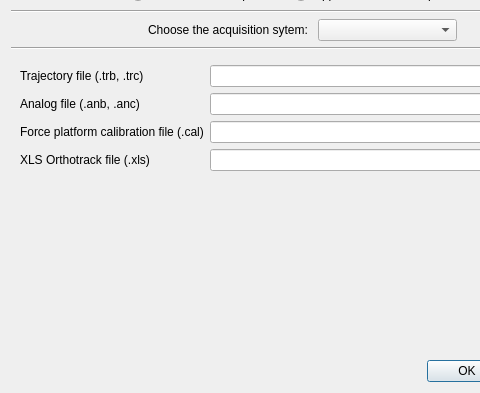
Above: Tools/Mokka/ImportAssistantDialog.ui from Biomechanical-ToolKit/BTKCore before the change; both pictures show x 0 to 480 and y 96 to 489 of the 604 by 489 pixel window. Below: the same form after it.
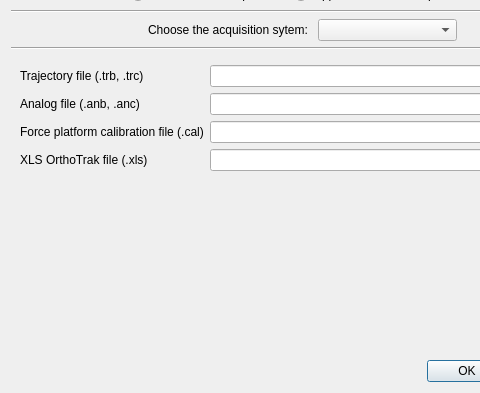
That is the form after the change. The open tabs and pages were chosen to show the change. Icons and pictures are not drawn.

Commit message: [FIX] The software developed by Motion Analysis Corp. is named OrthoTrak and not Orthotrack.

Patch:
```diff
--- a/Tools/Mokka/ImportAssistantDialog.ui
+++ b/Tools/Mokka/ImportAssistantDialog.ui
@@ -297,7 +297,7 @@
        <item row="3" column="0">
         <widget class="QLabel" name="motionOrthotrackLabel">
          <property name="text">
-          <string>XLS Orthotrack file (.xls)</string>
+          <string>XLS OrthoTrak file (.xls)</string>
          </property>
         </widget>
        </item>
```
Left out of the diff: 6 changed lines with no effect on the pictures. The commit also changes 20 other files.
